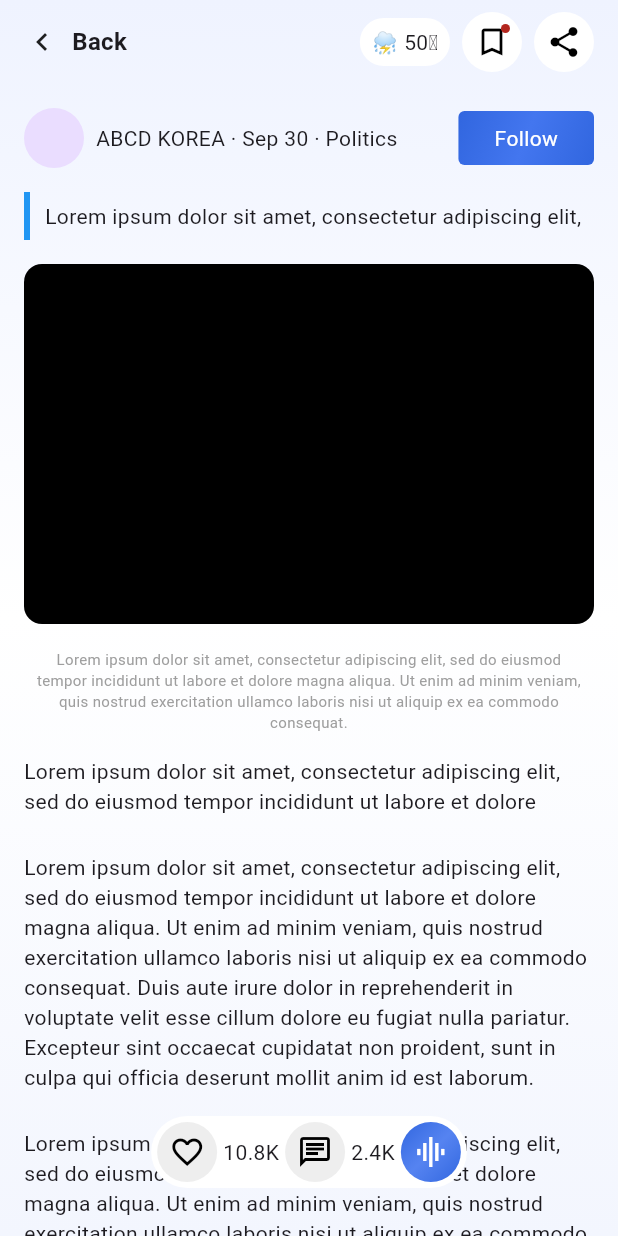
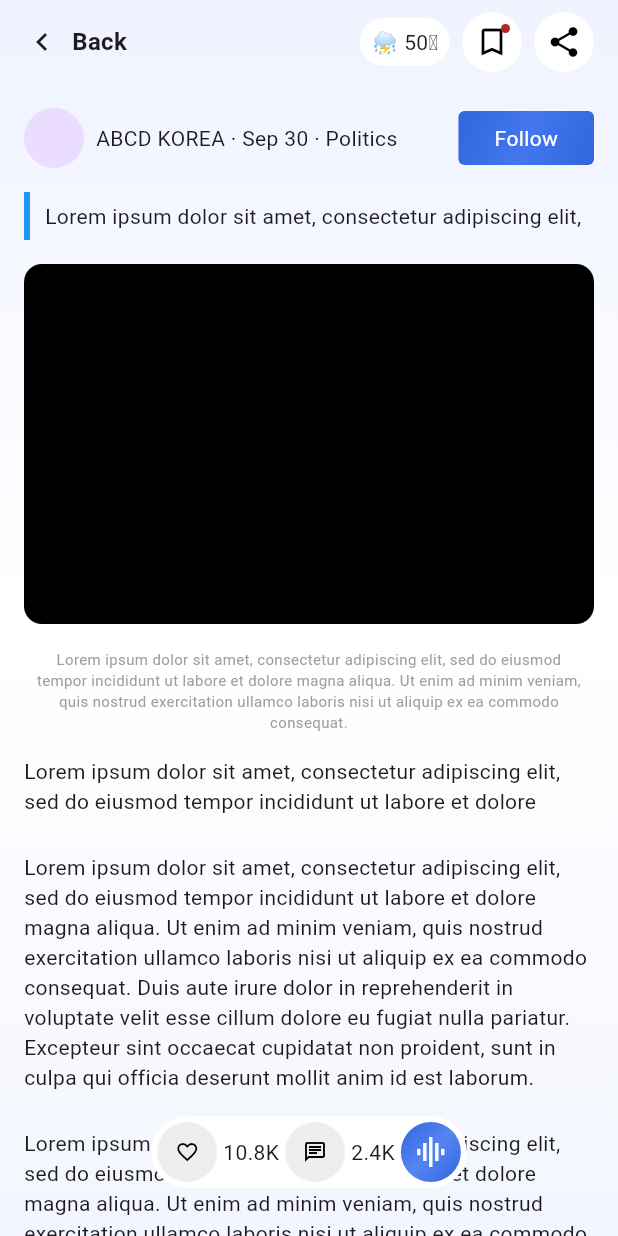
Before and after one commit to JAICHANGPARK/flutter_notebook_chapter_47, a Flutter app: the NewsDetailPage screen opened directly, on a phone screen of 412 x 824 dp. Run offline on Flutter 3.47's test engine with Material 3 defaults, Android fonts, the phone set to English and light mode, and no system bars; our stand-ins replace gap, hugeicons.

Commit message:
Update news_detail_page.dart

```diff
--- a/lib/ep2380_news_app/ui/news_detail_page.dart
+++ b/lib/ep2380_news_app/ui/news_detail_page.dart
@@ -213,14 +213,15 @@ class _NewsDetailPageState extends State<NewsDetailPage> {
                   CircleAvatar(
                     backgroundColor: Colors.grey[200]!,
                     foregroundColor: Colors.black,
-                    child: Icon(Icons.favorite_border),
+                    child: Icon(Icons.favorite_border, size: 16),
                   ),
                   Gap(4),
                   Text("10.8K"),
                   Gap(4),
-                  CircleAvatar(  backgroundColor: Colors.grey[200]!,
+                  CircleAvatar(
+                    backgroundColor: Colors.grey[200]!,
                     foregroundColor: Colors.black,
-                    child: Icon(Icons.chat_outlined),
+                    child: Icon(Icons.chat_outlined, size: 16),
                   ),
                   Gap(4),
                   Text("2.4K"),
```
